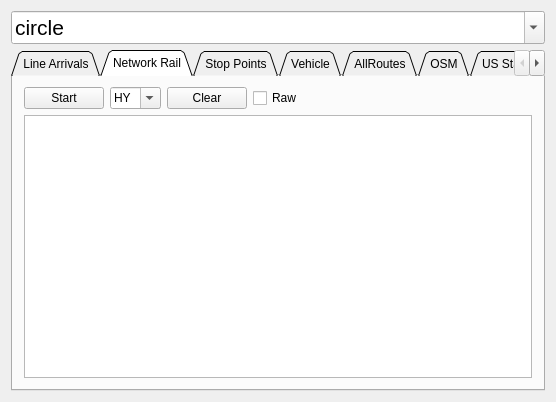
Enthusiastic-Coder/tflTest, file Widget.ui: the form before one commit.
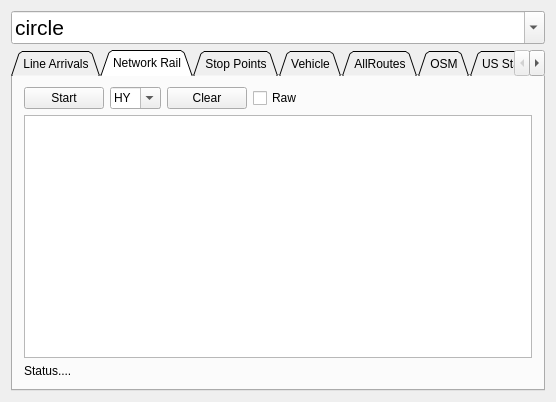
The form after the commit.

Commit message: QtStomp disconnected state / clean up

```diff
--- a/Widget.ui
+++ b/Widget.ui
@@ -131,6 +131,13 @@
          </property>
         </widget>
        </item>
+       <item row="2" column="0" colspan="3">
+        <widget class="QLabel" name="labelStatus_NR">
+         <property name="text">
+          <string>Status....</string>
+         </property>
+        </widget>
+       </item>
       </layout>
      </widget>
      <widget class="QWidget" name="tab_2">
```
Left out of the diff: 60 changed lines with no effect on the pictures. The commit also changes 2 other files.
